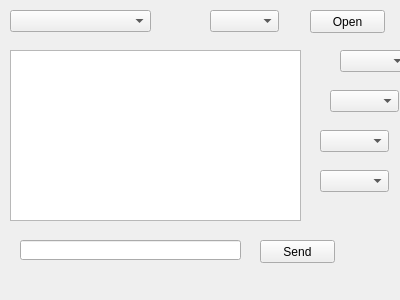
This is serial.ui in MrHause/CommunicationTester as Qt 5 draws it before an edit. The edited form follows.
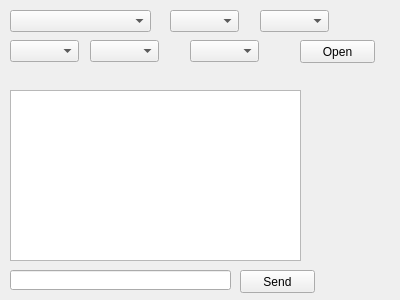
This is the edited form.

Commit message: (serial) przygotowanie comboboxów

```diff
--- a/serial.ui
+++ b/serial.ui
@@ -16,8 +16,8 @@
   <widget class="QPushButton" name="ButtonSet">
    <property name="geometry">
     <rect>
-     <x>310</x>
-     <y>10</y>
+     <x>300</x>
+     <y>40</y>
      <width>75</width>
      <height>23</height>
     </rect>
@@ -40,7 +40,7 @@
    <property name="geometry">
     <rect>
      <x>10</x>
-     <y>50</y>
+     <y>90</y>
      <width>291</width>
      <height>171</height>
     </rect>
@@ -49,38 +49,34 @@
   <widget class="QComboBox" name="comboBox_2">
    <property name="geometry">
     <rect>
-     <x>210</x>
+     <x>170</x>
      <y>10</y>
      <width>69</width>
      <height>22</height>
     </rect>
    </property>
-  </widget>
-  <widget class="QComboBox" name="comboBox_3">
-   <property name="geometry">
-    <rect>
-     <x>340</x>
-     <y>50</y>
-     <width>69</width>
-     <height>22</height>
-    </rect>
+   <property name="currentIndex">
+    <number>-1</number>
    </property>
   </widget>
   <widget class="QComboBox" name="comboBox_4">
    <property name="geometry">
     <rect>
-     <x>330</x>
-     <y>90</y>
+     <x>260</x>
+     <y>10</y>
      <width>69</width>
      <height>22</height>
     </rect>
    </property>
+   <property name="currentIndex">
+    <number>-1</number>
+   </property>
   </widget>
   <widget class="QComboBox" name="comboBox_5">
    <property name="geometry">
     <rect>
-     <x>320</x>
-     <y>130</y>
+     <x>10</x>
+     <y>40</y>
      <width>69</width>
      <height>22</height>
     </rect>
@@ -89,8 +85,8 @@
   <widget class="QComboBox" name="comboBox_6">
    <property name="geometry">
     <rect>
-     <x>320</x>
-     <y>170</y>
+     <x>90</x>
+     <y>40</y>
      <width>69</width>
      <height>22</height>
     </rect>
@@ -99,8 +95,8 @@
   <widget class="QLineEdit" name="lineEdit">
    <property name="geometry">
     <rect>
-     <x>20</x>
-     <y>240</y>
+     <x>10</x>
+     <y>270</y>
      <width>221</width>
      <height>20</height>
     </rect>
@@ -109,8 +105,8 @@
   <widget class="QPushButton" name="pushButton">
    <property name="geometry">
     <rect>
-     <x>260</x>
-     <y>240</y>
+     <x>240</x>
+     <y>270</y>
      <width>75</width>
      <height>23</height>
     </rect>
@@ -119,6 +115,16 @@
     <string>Send</string>
    </property>
   </widget>
+  <widget class="QComboBox" name="ListFlowCtrl">
+   <property name="geometry">
+    <rect>
+     <x>190</x>
+     <y>40</y>
+     <width>69</width>
+     <height>22</height>
+    </rect>
+   </property>
+  </widget>
  </widget>
  <resources/>
  <connections/>
```
Left out of the diff: 10 changed lines with no effect on the pictures. The commit also changes 3 other files.
